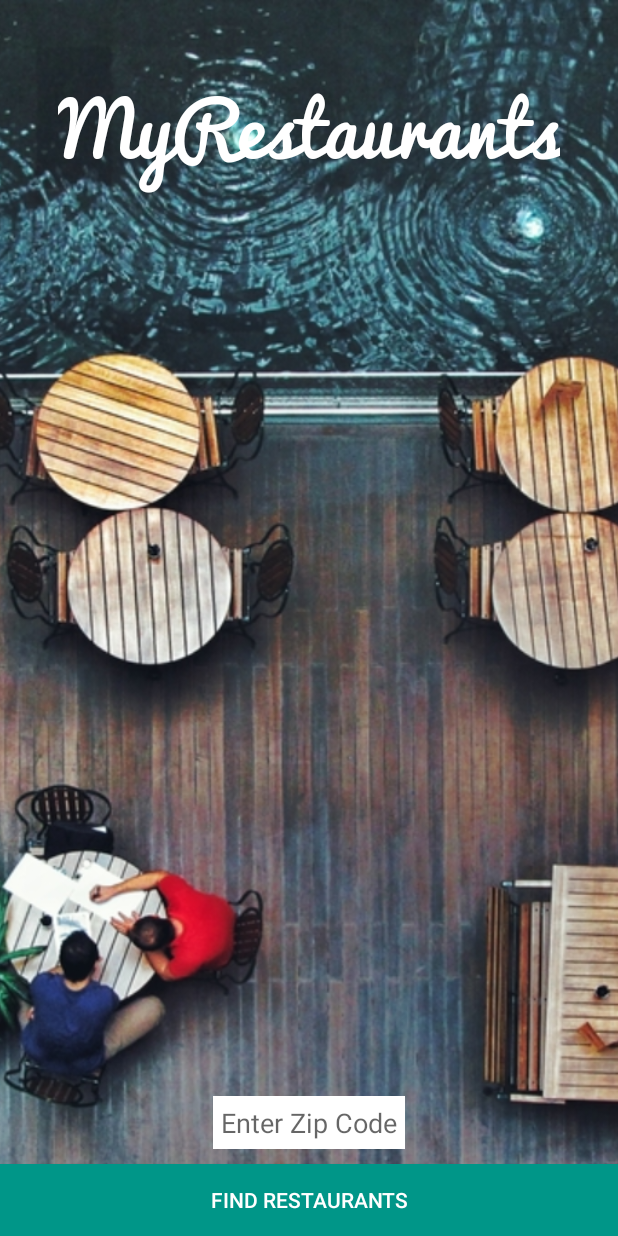
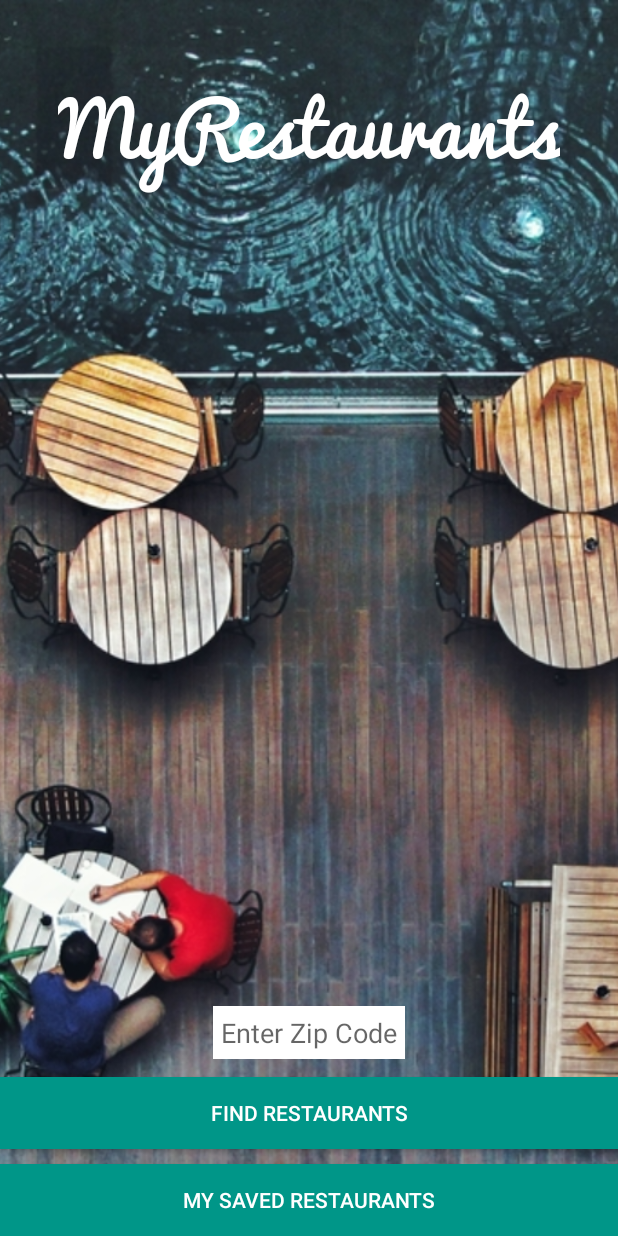
Before and after one commit to Edgarcho/MyRestaurants, an Android app: the screen it shows after launch (MainActivity), on a phone screen of 412 x 824 dp. Run offline under Robolectric (Android 15) with nearby library versions, the phone set to English and light mode, and no system bars; our stand-ins replace ButterKnife, Firebase (no records; nobody signed in at launch, a user with empty details on screens opened directly).

Commit message:
Create saved restaurant button

```diff
--- a/app/src/main/res/layout/activity_main.xml
+++ b/app/src/main/res/layout/activity_main.xml
@@ -25,24 +25,39 @@
         android:textStyle="bold" />
 
     <EditText
+        android:id="@+id/locationEditText"
         android:layout_width="wrap_content"
         android:layout_height="wrap_content"
-        android:id="@+id/locationEditText"
+        android:layout_above="@+id/findRestaurantsButton"
+        android:layout_centerHorizontal="true"
+        android:layout_marginBottom="12dp"
         android:background="@color/colorTextIcons"
-        android:layout_above="@+id/findRestaurantsButton"
-        android:layout_marginBottom="10dp"
-        android:padding="5dp"
         android:hint="Enter Zip Code"
-        android:layout_centerHorizontal="true" />
+        android:padding="5dp" />
 
     <Button
-        android:id="@+id/findRestaurantsButton"
         android:layout_width="match_parent"
         android:layout_height="wrap_content"
-        android:layout_alignParentBottom="true"
-        android:layout_centerHorizontal="true"
+        android:text="Find Restaurants"
+        android:id="@+id/findRestaurantsButton"
         android:background="@color/colorAccent"
         android:textColor="@color/colorTextIcons"
-        android:text="Find Restaurants" />
+        android:visibility="visible"
+        android:layout_above="@+id/savedRestaurantsButton"
+        android:layout_alignParentLeft="true"
+        android:layout_alignParentStart="true"
+        android:layout_marginBottom="10dp" />
+
+    <Button
+        android:layout_width="match_parent"
+        android:layout_height="wrap_content"
+        android:text="My Saved Restaurants"
+        android:id="@+id/savedRestaurantsButton"
+        android:background="@color/colorAccent"
+        android:textColor="@color/colorTextIcons"
+        android:visibility="visible"
+        android:layout_alignParentBottom="true"
+        android:layout_alignParentLeft="true"
+        android:layout_alignParentStart="true"/>
 
 </RelativeLayout>
```
